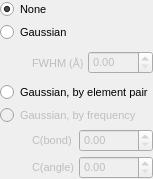
disorderedmaterials/dissolve, file src/gui/keywordwidgets/pairbroadeningfunction.ui: the form before one commit.
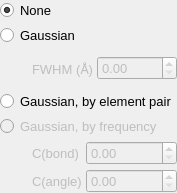
The form after the commit. Custom widgets are drawn as their Qt base class.

Commit message: Update resource location and change font size for keyword widgets.

```diff
--- a/src/gui/keywordwidgets/pairbroadeningfunction.ui
+++ b/src/gui/keywordwidgets/pairbroadeningfunction.ui
@@ -6,13 +6,13 @@
    <rect>
     <x>0</x>
     <y>0</y>
-    <width>153</width>
-    <height>179</height>
+    <width>174</width>
+    <height>193</height>
    </rect>
   </property>
   <property name="font">
    <font>
-    <pointsize>8</pointsize>
+    <pointsize>10</pointsize>
    </font>
   </property>
   <property name="windowTitle">
```
The commit also changes 4 other files.
